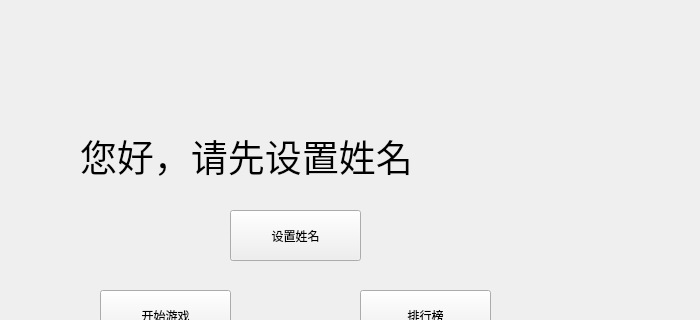
The window that cbejeweleddlg.ui (wgananh/Formal_Brmal_Bejeweled) describes before a commit, drawn with Qt 5; both pictures show x 100 to 800 and y 0 to 320 of the 800 by 539 pixel window.
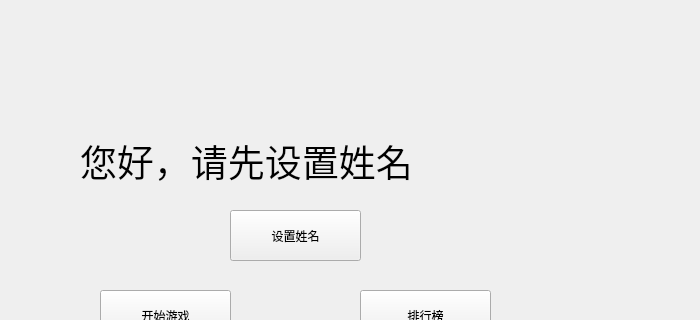
The same window after the commit. Icons and pictures are not drawn.

The edit to the form file:
```diff
--- a/cbejeweleddlg.ui
+++ b/cbejeweleddlg.ui
@@ -56,9 +56,9 @@
     <property name="geometry">
      <rect>
       <x>180</x>
-      <y>100</y>
+      <y>110</y>
       <width>461</width>
-      <height>111</height>
+      <height>101</height>
      </rect>
     </property>
     <property name="font">
```
Left out of the diff: 16 changed lines with no effect on the pictures.
